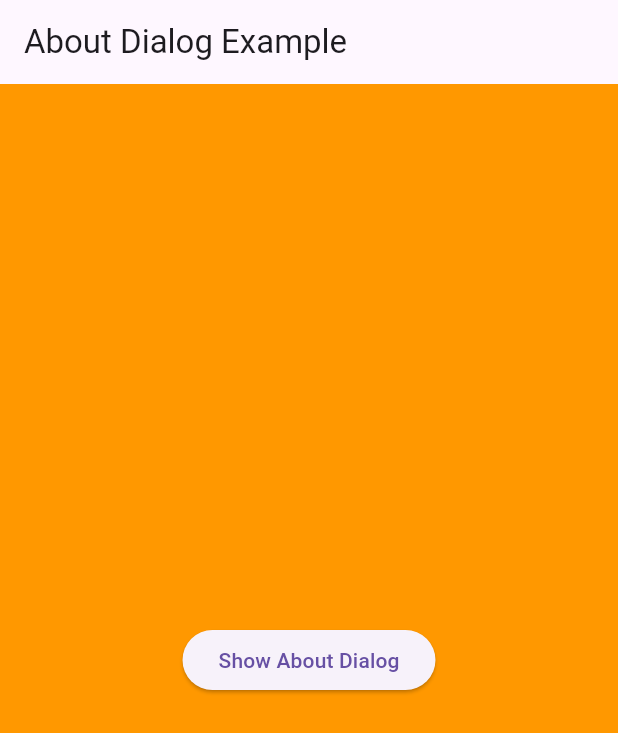
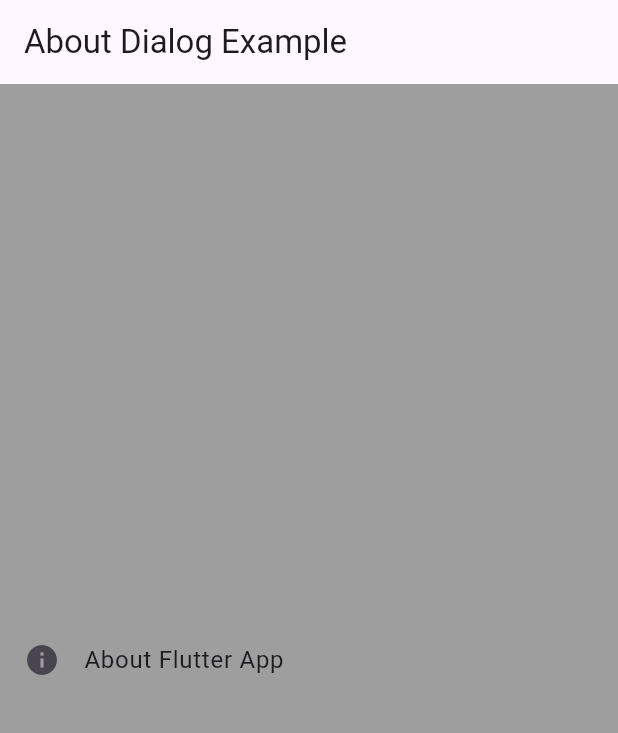
Before and after one commit to Idriss-rayan/LearnDart, a Flutter app: the screen it shows after launch, on a phone screen of 412 x 824 dp. Shown: the top 733 px of the screen. Run offline on Flutter 3.47's test engine with Material 3 defaults, Android fonts, the phone set to English and light mode, and no system bars.

Commit message:
widget 002 has been added

```diff
--- a/lib/main.dart
+++ b/lib/main.dart
@@ -1,5 +1,6 @@
 import 'package:flutter/material.dart';
-import 'package:learndart/utils/file.dart';
+import 'package:learndart/utils/widget_002.dart';
+//import 'package:learndart/utils/file.dart';
 // Import the second file
 
 void main() {
@@ -15,12 +16,12 @@ class MyApp extends StatelessWidget {
       debugShowCheckedModeBanner: false,
       title: 'About Dialog Demo',
       home: Scaffold(
-        backgroundColor: Colors.orange,
+        backgroundColor: Colors.grey,
         appBar: AppBar(
           title: const Text('About Dialog Example'),
         ),
         body: const Center(
-          child: AboutDialogButton(),
+          child: Widget002(),
         ),
       ),
     );
--- /dev/null
+++ b/lib/utils/widget_002.dart
@@ -0,0 +1,21 @@
+import 'package:flutter/material.dart';
+
+class Widget002 extends StatelessWidget {
+  const Widget002({super.key});
+
+  @override
+  Widget build(BuildContext context) {
+    return const Center(
+      child: AboutListTile(
+        icon: Icon(Icons.info),
+        applicationIcon: FlutterLogo(),
+        applicationLegalese: "Legalese",
+        applicationName: "Flutter App",
+        applicationVersion: "version 1.0.0",
+        aboutBoxChildren: [
+          Text("this is a text created by flutter Mapp"),
+        ],
+      ),
+    );
+  }
+}
```
